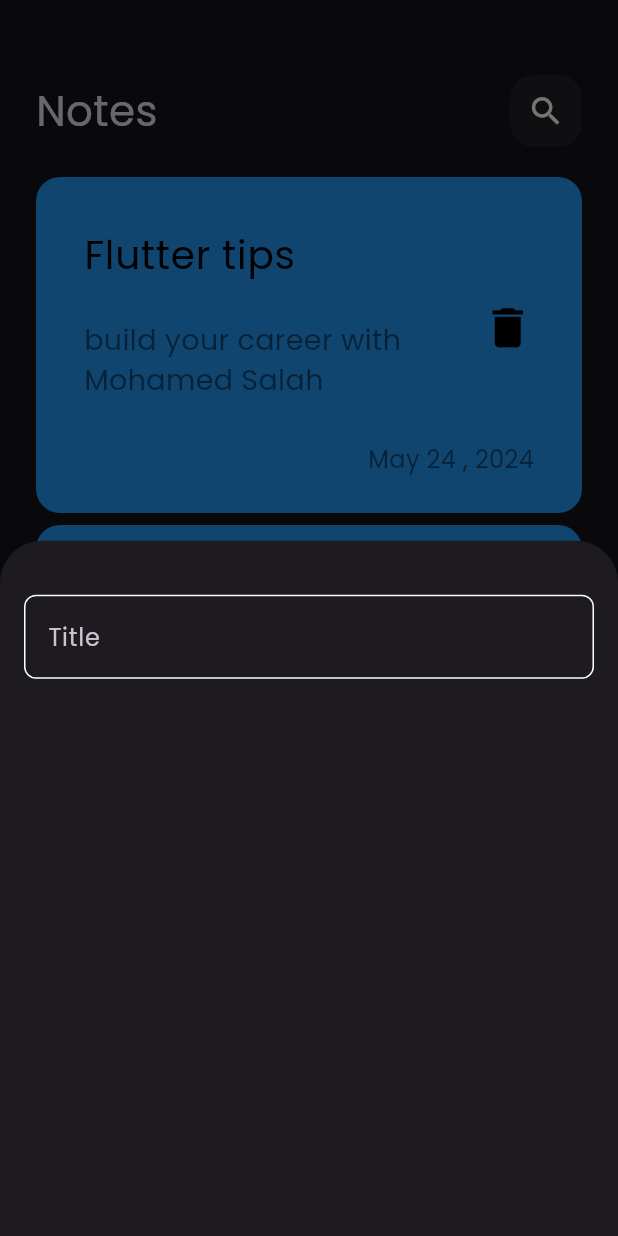
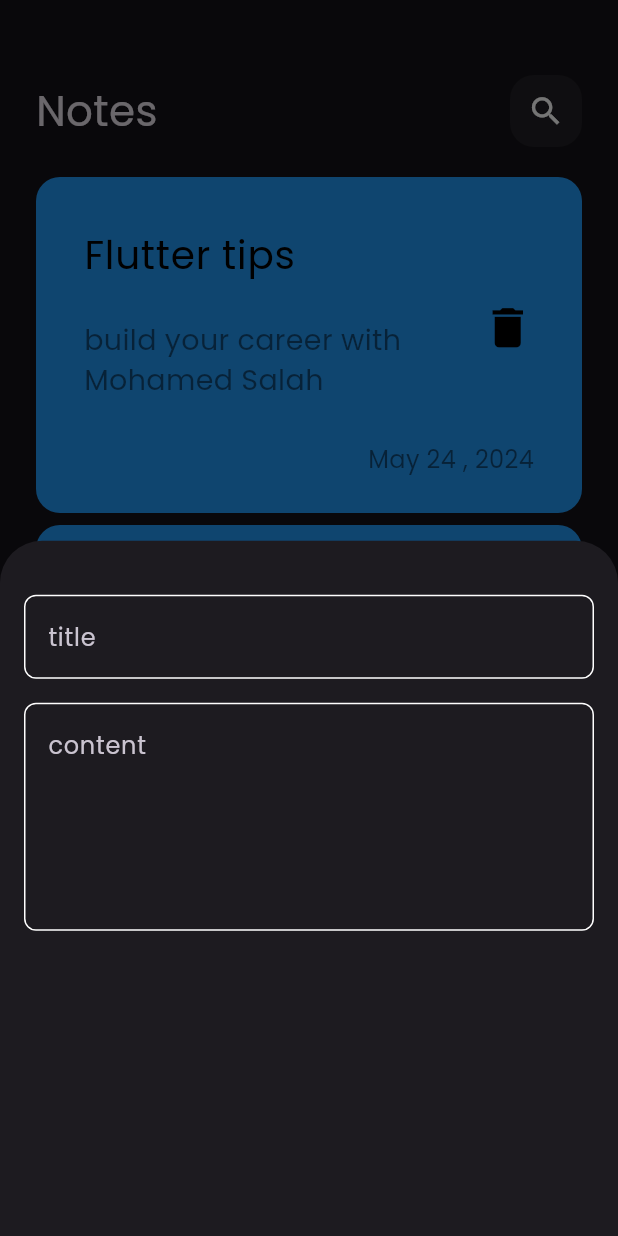
Before and after one commit to mohameddsalah60/notes_app, a Flutter app: the screen it shows after launch, after a tap on the "add" icon, on a phone screen of 412 x 824 dp. Run offline on Flutter 3.47's test engine with Material 3 defaults, Android fonts, the phone set to English and light mode, and no system bars.

Commit message:
add fields to notes bottom sheet

```diff
--- a/lib/views/widgets/add_note_bottom_sheet.dart
+++ b/lib/views/widgets/add_note_bottom_sheet.dart
@@ -14,7 +14,16 @@ class AddNoteBottomSheet extends StatelessWidget {
           SizedBox(
             height: 36,
           ),
-          CustomTextField(),
+          CustomTextField(
+            hintText: 'title',
+          ),
+          SizedBox(
+            height: 16,
+          ),
+          CustomTextField(
+            hintText: 'content',
+            maxLines: 5,
+          ),
         ],
       ),
     );
--- a/lib/views/widgets/custom_text_field.dart
+++ b/lib/views/widgets/custom_text_field.dart
@@ -1,15 +1,21 @@
 import 'package:flutter/material.dart';
 
 class CustomTextField extends StatelessWidget {
-  const CustomTextField({super.key});
-
+  const CustomTextField({
+    super.key,
+    required this.hintText,
+    this.maxLines = 1,
+  });
+  final String hintText;
+  final int maxLines;
   @override
   Widget build(BuildContext context) {
     return TextField(
+      maxLines: maxLines,
       decoration: InputDecoration(
         border: buildBorder(),
         enabledBorder: buildBorder(),
-        hintText: 'Title',
+        hintText: hintText,
       ),
     );
   }
```
